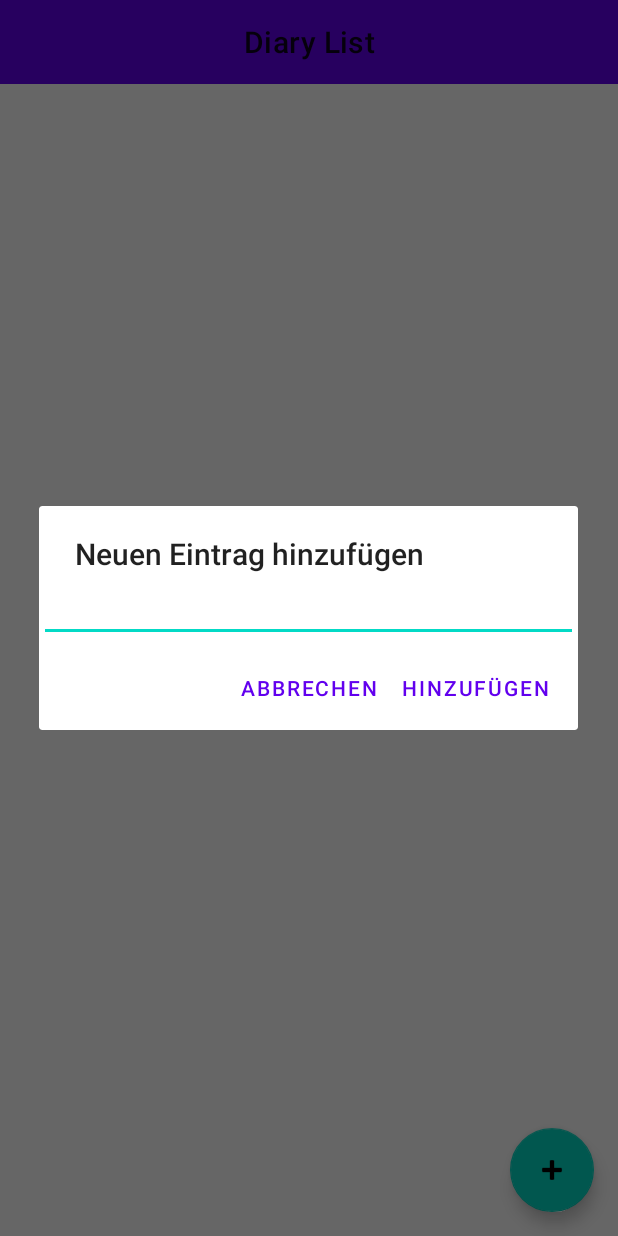
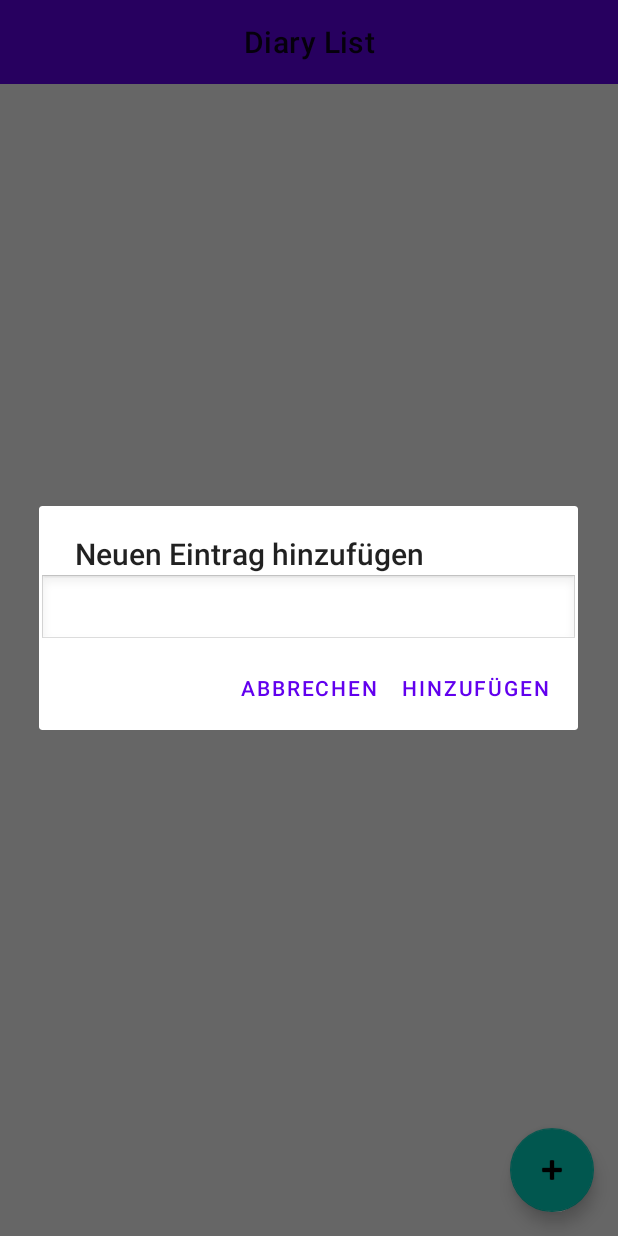
Before and after one commit to zhanze01/Loglife, an Android app: the DiaryActivity screen opened directly, with no data from a screen before it, after a tap on "Neuen Eintrag hinzufügen", on a phone screen of 412 x 824 dp. Run offline under Robolectric (Android 15) with nearby library versions, the phone set to English and light mode, and no system bars; our stand-ins replace Room's generated code.

Commit message:
Eintrag Hinzufügen textfeld

```diff
--- a/app/src/main/java/com/school/loglife/DiaryActivity.java
+++ b/app/src/main/java/com/school/loglife/DiaryActivity.java
@@ -70,12 +70,6 @@ public class DiaryActivity extends AppCompatActivity {
         });
 
 
-        //diaryListView = findViewById(R.id.diaryList);
-        //diaryEntries = new ArrayList<>();
-        //diaryAdapter = new ArrayAdapter<>(this, android.R.layout.simple_list_item_1, diaryEntries);
-
-        //diaryListView.setAdapter(diaryAdapter);
-
         FloatingActionButton fab = findViewById(R.id.floatingActionButton);
         fab.setOnClickListener(new View.OnClickListener() {
             @Override
@@ -87,6 +81,10 @@ public class DiaryActivity extends AppCompatActivity {
                 // Erstelle ein Eingabefeld für den neuen Eintrag
                 final EditText input = new EditText(DiaryActivity.this);
                 input.setInputType(InputType.TYPE_CLASS_TEXT);
+
+                // Setze die Hintergrundfarbe für das Eingabefeld
+                input.setBackgroundResource(android.R.drawable.edit_text);
+
                 builder.setView(input);
 
                 // Füge Buttons für "Hinzufügen" und "Abbrechen" hinzu
@@ -98,7 +96,6 @@ public class DiaryActivity extends AppCompatActivity {
                             Diary diary = new Diary(userid, newEntry, "");
                             addDiaryEntry(diary);
                             diaryManager.addDiary(diary);
-                            //diaryManager.deleteAllDiaries();
                         } else {
                             Toast.makeText(DiaryActivity.this, "cant be added", Toast.LENGTH_SHORT).show();
                         }
```
